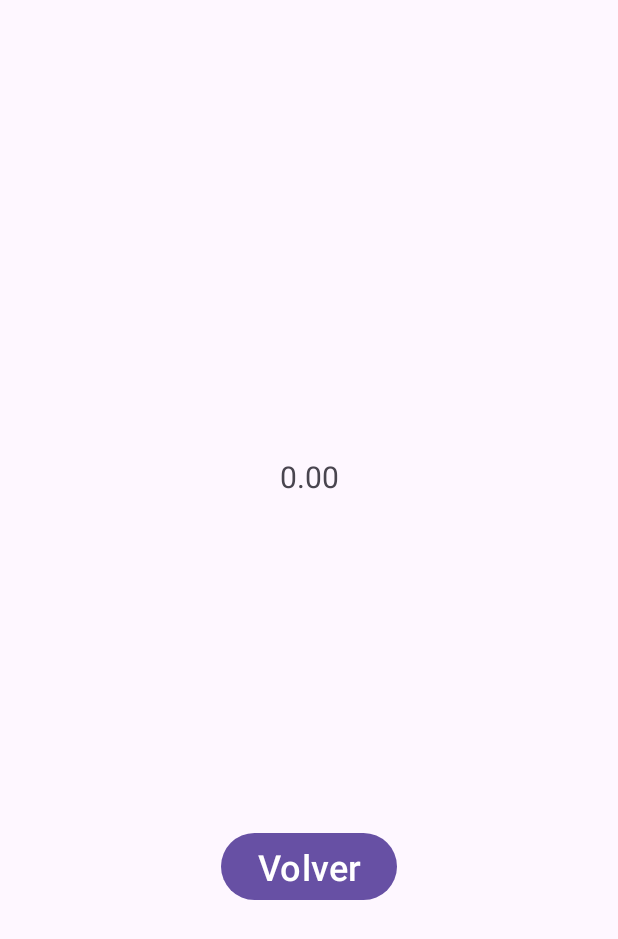
After one commit to t3sorero/PAD, an Android app: the CalculatorAddResultActivity screen opened directly, with no data from a screen before it, on a phone screen of 412 x 824 dp. The commit adds this screen. Shown: the top 939 px of the screen. Run offline under Robolectric (Android 15) with nearby library versions, the phone set to English and light mode, and no system bars.

Commit message:
calculadora terminada

```diff
--- a/app/src/main/AndroidManifest.xml
+++ b/app/src/main/AndroidManifest.xml
@@ -12,6 +12,9 @@
         android:supportsRtl="true"
         android:theme="@style/Theme.Android01">
         <activity
+            android:name=".CalculatorAddResultActivity"
+            android:exported="false" />
+        <activity
             android:name=".MainActivity"
             android:exported="true">
             <intent-filter>
--- /dev/null
+++ b/app/src/main/java/es/ucm/fdi/pad/android01/CalculatorAddResultActivity.java
@@ -0,0 +1,38 @@
+package es.ucm.fdi.pad.android01;
+
+import android.content.Intent;
+import android.os.Bundle;
+import android.widget.Button;
+import android.widget.TextView;
+
+import androidx.activity.EdgeToEdge;
+import androidx.appcompat.app.AppCompatActivity;
+import androidx.core.graphics.Insets;
+import androidx.core.view.ViewCompat;
+import androidx.core.view.WindowInsetsCompat;
+
+import java.util.Locale;
+
+public class CalculatorAddResultActivity extends AppCompatActivity {
+
+    @Override
+    protected void onCreate(Bundle savedInstanceState) {
+        super.onCreate(savedInstanceState);
+        EdgeToEdge.enable(this);
+        setContentView(R.layout.activity_result);
+        ViewCompat.setOnApplyWindowInsetsListener(findViewById(R.id.main), (v, insets) -> {
+            Insets systemBars = insets.getInsets(WindowInsetsCompat.Type.systemBars());
+            v.setPadding(systemBars.left, systemBars.top, systemBars.right, systemBars.bottom);
+            return insets;
+        });
+
+        TextView txresult = findViewById(R.id.textView);
+        Button btnBack = findViewById(R.id.button2);
+        Intent intent = getIntent();
+        double res = intent.getDoubleExtra("Resultado", 0);
+        String format = String.format(Locale.getDefault(),"%,.2f",res);
+        txresult.setText(format);
+        btnBack.setOnClickListener(view -> finish());
+
+    }
+}
--- a/app/src/main/res/layout/activity_main.xml
+++ b/app/src/main/res/layout/activity_main.xml
@@ -12,6 +12,7 @@
         android:layout_width="wrap_content"
         android:layout_height="48dp"
         android:text="@string/sumar"
+        android:textSize="24sp"
         app:layout_constraintBottom_toBottomOf="parent"
         app:layout_constraintEnd_toEndOf="parent"
         app:layout_constraintHorizontal_bias="0.498"
@@ -26,6 +27,7 @@
         android:ems="10"
         android:hint="@string/sumando_1"
         android:inputType="numberDecimal"
+        android:textSize="24sp"
         app:layout_constraintBottom_toBottomOf="parent"
         app:layout_constraintEnd_toEndOf="parent"
         app:layout_constraintStart_toStartOf="parent"
@@ -39,6 +41,7 @@
         android:ems="10"
         android:hint="@string/sumando_2"
         android:inputType="numberDecimal"
+        android:textSize="24sp"
         app:layout_constraintBottom_toBottomOf="parent"
         app:layout_constraintEnd_toEndOf="parent"
         app:layout_constraintStart_toStartOf="parent"
--- /dev/null
+++ b/app/src/main/res/layout/activity_result.xml
@@ -0,0 +1,32 @@
+<?xml version="1.0" encoding="utf-8"?>
+<androidx.constraintlayout.widget.ConstraintLayout xmlns:android="http://schemas.android.com/apk/res/android"
+    xmlns:app="http://schemas.android.com/apk/res-auto"
+    xmlns:tools="http://schemas.android.com/tools"
+    android:id="@+id/main"
+    android:layout_width="match_parent"
+    android:layout_height="match_parent"
+    tools:context=".CalculatorAddResultActivity">
+
+    <TextView
+        android:id="@+id/textView"
+        android:layout_width="wrap_content"
+        android:layout_height="wrap_content"
+        android:text="TextView"
+        android:textSize="20sp"
+        app:layout_constraintBottom_toBottomOf="parent"
+        app:layout_constraintEnd_toEndOf="parent"
+        app:layout_constraintStart_toStartOf="parent"
+        app:layout_constraintTop_toTopOf="parent"
+        app:layout_constraintVertical_bias="0.382" />
+
+    <Button
+        android:id="@+id/button2"
+        android:layout_width="wrap_content"
+        android:layout_height="wrap_content"
+        android:text="@string/volver"
+        android:textSize="24sp"
+        app:layout_constraintBottom_toBottomOf="parent"
+        app:layout_constraintEnd_toEndOf="parent"
+        app:layout_constraintStart_toStartOf="parent"
+        app:layout_constraintTop_toBottomOf="@+id/textView" />
+</androidx.constraintlayout.widget.ConstraintLayout>
--- a/app/src/main/res/values/strings.xml
+++ b/app/src/main/res/values/strings.xml
@@ -3,4 +3,8 @@
     <string name="sumar">Sumar</string>
     <string name="sumando_1">Sumando 1</string>
     <string name="sumando_2">Sumando 2</string>
+    <string name="fill_fields">Rellena los dos campos</string>
+    <string name="invalid_number">Introduce un número válido</string>
+    <string name="volver">Volver</string>
+
 </resources>
```
Also changed, not shown: app/src/main/java/es/ucm/fdi/pad/android01/CalculatorClass.java (added, +8 -0 lines), app/src/main/java/es/ucm/fdi/pad/android01/MainActivity.java (+36 -8 lines), 1 other file.
